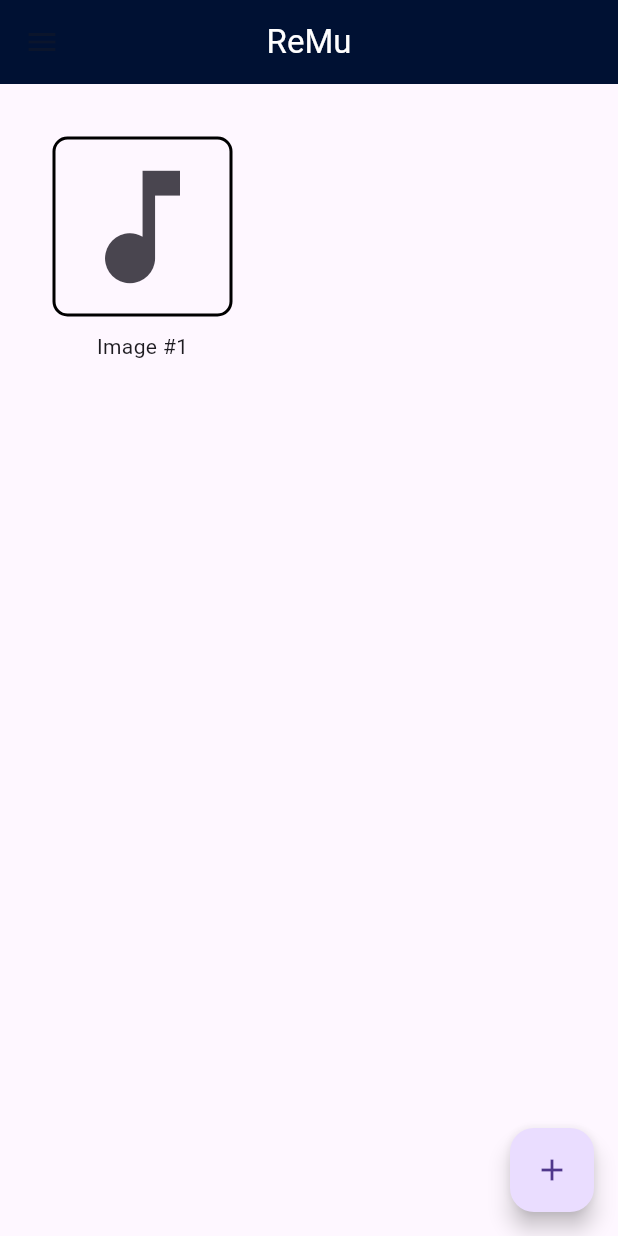
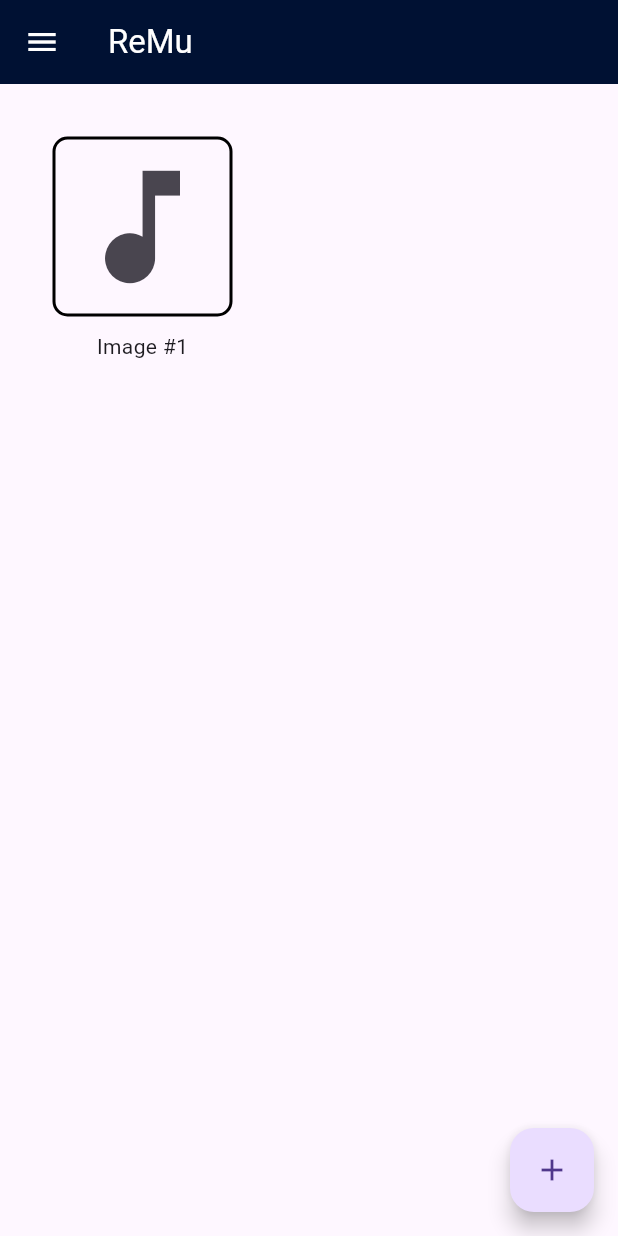
Before and after one commit to gadhiaeesha/capstone, a Flutter app: the screen it shows after launch, on a phone screen of 412 x 824 dp. Run offline on Flutter 3.47's test engine with Material 3 defaults, Android fonts, the phone set to English and light mode, and no system bars; our stand-ins replace image_picker, permission_handler.

Commit message:
fixed menu icon display

```diff
--- a/frontend/lib/Widgets/app_bar.dart
+++ b/frontend/lib/Widgets/app_bar.dart
@@ -3,17 +3,21 @@ import 'package:flutter/material.dart';
 
 AppBar customAppBar() {
   return AppBar(
-    centerTitle: true,
+    //centerTitle: true,
     title: const Text(
       "ReMu",
       style: TextStyle(
           color: Colors.white,
       )
     ),
-    leading: const IconButton(
-      onPressed: null, //come back to create navigation to menupage
-      icon: Icon(Icons.menu),
-      color: Colors.white,
+    leading: IconButton(
+      onPressed: () {
+        // Add functionality for the menu button here
+      },
+      icon: const Icon(
+        Icons.menu,
+        color: Colors.white, // Set the color of the menu icon to white
+      ),
     ),
     elevation: 0.0,
     backgroundColor: const Color(0xFF001133),
```
